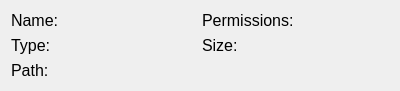
Qt form ui/mydata/DirItemInfo.ui (OpenFairWind/FairWindSK) before a commit.
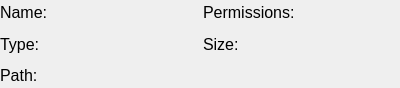
The same form after that commit.

Patch:
```diff
--- a/ui/mydata/DirItemInfo.ui
+++ b/ui/mydata/DirItemInfo.ui
@@ -14,6 +14,18 @@
    <string>DirItemInfo</string>
   </property>
   <layout class="QGridLayout" name="gridLayout">
+   <property name="leftMargin">
+    <number>0</number>
+   </property>
+   <property name="topMargin">
+    <number>0</number>
+   </property>
+   <property name="rightMargin">
+    <number>0</number>
+   </property>
+   <property name="bottomMargin">
+    <number>0</number>
+   </property>
    <item row="0" column="0">
     <widget class="QLabel" name="label_name">
      <property name="font">
```
